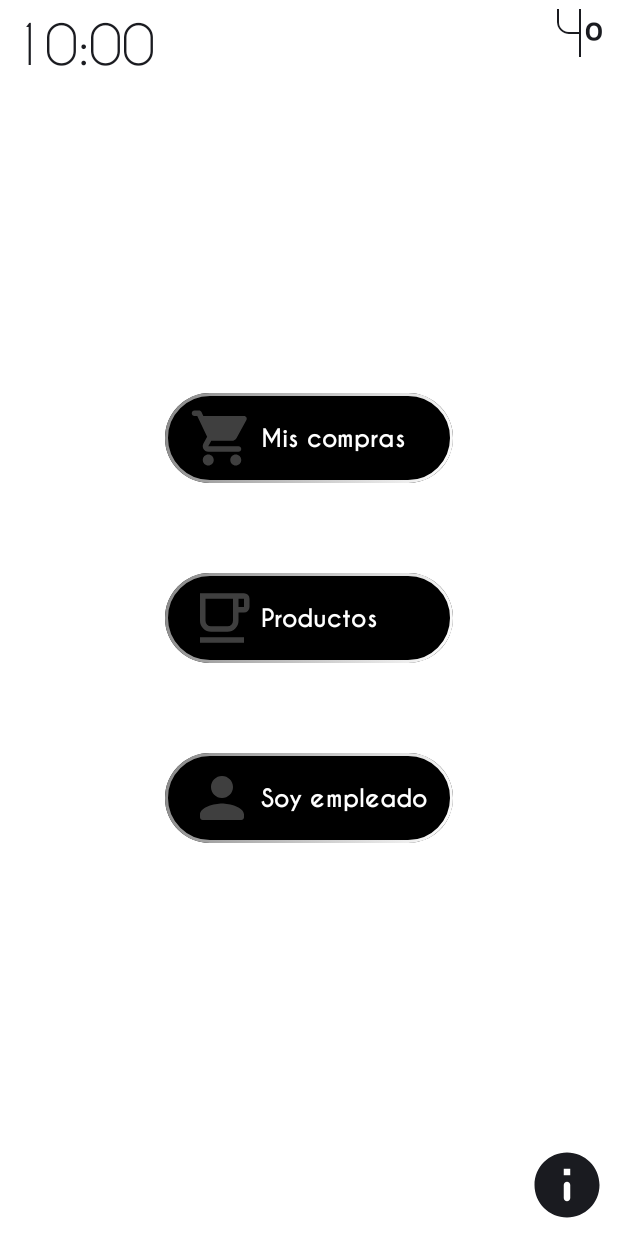
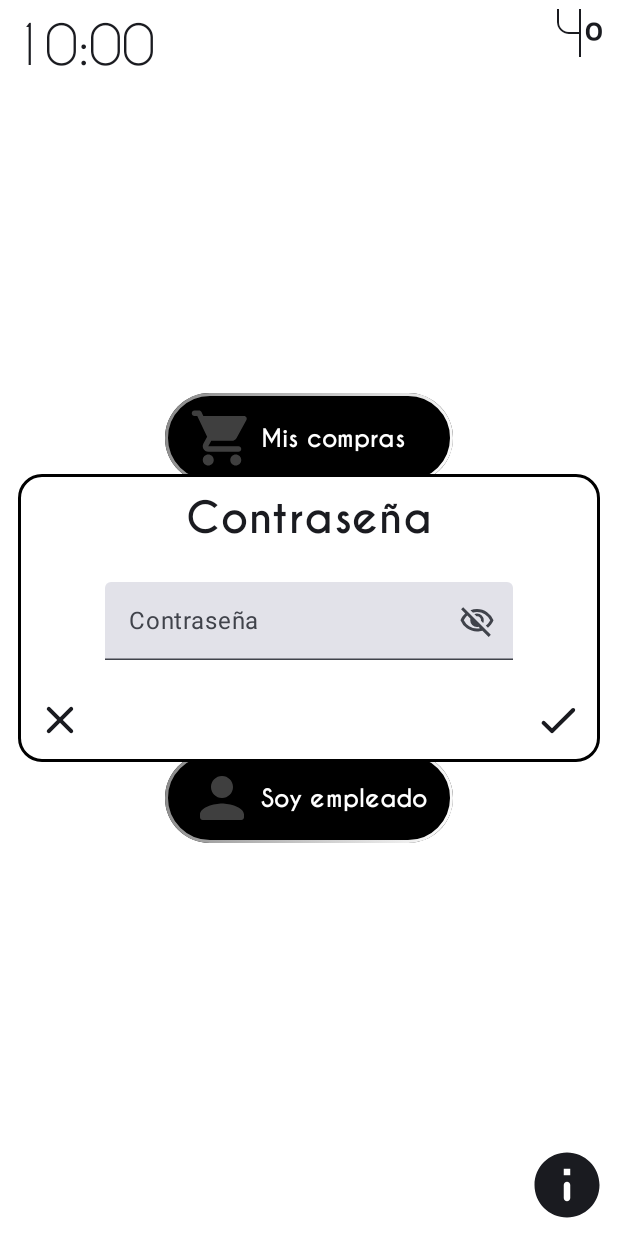
Before and after one commit to Roboto-Domoto/mBapp, an Android app built with Jetpack Compose: the composable HomeScreen shown on its own in the app's theme, after a tap on "Soy empleado", on a phone screen of 412 x 824 dp. Run offline under Robolectric (Android 15) with nearby library versions, the phone set to English and light mode, and no system bars; Roboto replaces fonts that are not available here.

Commit message:
Password window designed

```diff
--- a/mBapp/app/src/main/java/com/example/mbapp_androidapp/presentation/screens/HomeScreen.kt
+++ b/mBapp/app/src/main/java/com/example/mbapp_androidapp/presentation/screens/HomeScreen.kt
@@ -2,49 +2,70 @@ package com.example.mbapp_androidapp.presentation.screens
 
 import androidx.compose.foundation.BorderStroke
 import androidx.compose.foundation.background
+import androidx.compose.foundation.border
 import androidx.compose.foundation.layout.Arrangement
 import androidx.compose.foundation.layout.Box
 import androidx.compose.foundation.layout.Column
 import androidx.compose.foundation.layout.Row
 import androidx.compose.foundation.layout.Spacer
 import androidx.compose.foundation.layout.fillMaxSize
+import androidx.compose.foundation.layout.fillMaxWidth
 import androidx.compose.foundation.layout.height
 import androidx.compose.foundation.layout.padding
 import androidx.compose.foundation.layout.size
 import androidx.compose.foundation.layout.wrapContentSize
+import androidx.compose.foundation.shape.RoundedCornerShape
+import androidx.compose.foundation.text.KeyboardOptions
 import androidx.compose.material.icons.Icons
+import androidx.compose.material.icons.rounded.Check
+import androidx.compose.material.icons.rounded.Close
 import androidx.compose.material.icons.rounded.Info
 import androidx.compose.material.icons.rounded.Person
 import androidx.compose.material.icons.rounded.ShoppingCart
 import androidx.compose.material3.ButtonDefaults
+import androidx.compose.material3.ExperimentalMaterial3Api
 import androidx.compose.material3.Icon
+import androidx.compose.material3.IconButton
 import androidx.compose.material3.Text
 import androidx.compose.material3.TextButton
+import androidx.compose.material3.TextField
 import androidx.compose.runtime.Composable
+import androidx.compose.runtime.MutableState
+import androidx.compose.runtime.getValue
+import androidx.compose.runtime.mutableStateOf
+import androidx.compose.runtime.remember
+import androidx.compose.runtime.setValue
 import androidx.compose.ui.Alignment
 import androidx.compose.ui.Modifier
 import androidx.compose.ui.draw.alpha
 import androidx.compose.ui.graphics.Brush
 import androidx.compose.ui.graphics.Color
+import androidx.compose.ui.graphics.RectangleShape
 import androidx.compose.ui.graphics.vector.ImageVector
 import androidx.compose.ui.res.vectorResource
 import androidx.compose.ui.text.font.FontWeight
+import androidx.compose.ui.text.input.ImeAction
+import androidx.compose.ui.text.input.KeyboardType
+import androidx.compose.ui.text.input.PasswordVisualTransformation
+import androidx.compose.ui.text.input.VisualTransformation
 import androidx.compose.ui.tooling.preview.Preview
 import androidx.compose.ui.unit.dp
 import androidx.compose.ui.unit.sp
 import com.example.mbapp_androidapp.R
+import com.example.mbapp_androidapp.presentation.windows.PasswordWindow
 import com.example.mbapp_androidapp.ui.theme.amableFamily
 import com.example.mbapp_androidapp.ui.theme.caviarFamily
 
 @Composable
 fun HomeScreen() {
+    val showPassWindow = remember { mutableStateOf(false) }
     Box(
         modifier = Modifier
             .fillMaxSize()
             .background(Color.White)
     ) {
         TopElements() //Hora y temperatura superior
-        Buttons() //Los botones con las distintas opciones del menú
+        Buttons(showPassWindow) //Los botones con las distintas opciones del menú
         Icon(
             imageVector = Icons.Rounded.Info,
             contentDescription = "Info button",
@@ -53,6 +74,13 @@ fun HomeScreen() {
                 .padding(8.dp)
                 .size(52.dp)
         )
+        if (showPassWindow.value) {
+            PasswordWindow(
+                modifier = Modifier
+                    .align(Alignment.Center)
+                    .padding(12.dp)
+            )
+        }
     }
 }
 
@@ -80,7 +108,7 @@ private fun TopElements() {
 }
 
 @Composable
-private fun Buttons() {
+private fun Buttons(flag: MutableState<Boolean>) {
     Column(
         modifier = Modifier.fillMaxSize(),
         verticalArrangement = Arrangement.Center,
@@ -98,15 +126,16 @@ private fun Buttons() {
         Spacer(modifier = Modifier.height(60.dp))
         MenuButton(
             icon = Icons.Rounded.Person,
-            text = "Soy empleado"
+            text = "Soy empleado",
+            onClick = { flag.value = !flag.value }
         )
     }
 }
 
 @Composable
-private fun MenuButton (icon: ImageVector, text: String) {
+private fun MenuButton (icon: ImageVector, text: String, onClick: () -> Unit = {}) {
     TextButton(
-        onClick = { /*TODO*/ },
+        onClick = { onClick.invoke() },
         colors = ButtonDefaults.buttonColors(Color.Black, Color.White),
         border = BorderStroke(
             width = 2.dp,
--- /dev/null
+++ b/mBapp/app/src/main/java/com/example/mbapp_androidapp/presentation/windows/PasswordWindow.kt
@@ -0,0 +1,125 @@
+package com.example.mbapp_androidapp.presentation.windows
+
+import android.graphics.drawable.shapes.Shape
+import androidx.compose.foundation.background
+import androidx.compose.foundation.border
+import androidx.compose.foundation.layout.Arrangement
+import androidx.compose.foundation.layout.Column
+import androidx.compose.foundation.layout.Row
+import androidx.compose.foundation.layout.fillMaxWidth
+import androidx.compose.foundation.layout.padding
+import androidx.compose.foundation.layout.size
+import androidx.compose.foundation.layout.wrapContentSize
+import androidx.compose.foundation.shape.RoundedCornerShape
+import androidx.compose.foundation.text.KeyboardOptions
+import androidx.compose.material.icons.Icons
+import androidx.compose.material.icons.rounded.Check
+import androidx.compose.material.icons.rounded.Close
+import androidx.compose.material3.AlertDialog
+import androidx.compose.material3.ExperimentalMaterial3Api
+import androidx.compose.material3.Icon
+import androidx.compose.material3.IconButton
+import androidx.compose.material3.Text
+import androidx.compose.material3.TextField
+import androidx.compose.runtime.Composable
+import androidx.compose.runtime.getValue
+import androidx.compose.runtime.mutableStateOf
+import androidx.compose.runtime.remember
+import androidx.compose.runtime.setValue
+import androidx.compose.ui.Alignment
+import androidx.compose.ui.Modifier
+import androidx.compose.ui.graphics.Color
+import androidx.compose.ui.graphics.vector.ImageVector
+import androidx.compose.ui.res.vectorResource
+import androidx.compose.ui.text.font.FontWeight
+import androidx.compose.ui.text.input.ImeAction
+import androidx.compose.ui.text.input.KeyboardType
+import androidx.compose.ui.text.input.PasswordVisualTransformation
+import androidx.compose.ui.text.input.VisualTransformation
+import androidx.compose.ui.tooling.preview.Preview
+import androidx.compose.ui.unit.dp
+import androidx.compose.ui.unit.sp
+import androidx.compose.ui.window.Popup
+import androidx.compose.ui.window.PopupPositionProvider
+import com.example.mbapp_androidapp.R
+import com.example.mbapp_androidapp.ui.theme.caviarFamily
+
+@OptIn(ExperimentalMaterial3Api::class)
+@Composable
+fun PasswordWindow(modifier: Modifier = Modifier) {
+    var hidden by remember { mutableStateOf(true) }
+    var password by remember { mutableStateOf("") }
+
+    Column(
+        horizontalAlignment = Alignment.CenterHorizontally,
+        verticalArrangement = Arrangement.Center,
+        modifier = modifier
+            .border(2.dp, Color.Black, RoundedCornerShape(16.dp))
+            .wrapContentSize(Alignment.TopCenter)
+            .background(Color.White, shape = RoundedCornerShape(16.dp))
+    ) {
+        Text(
+            text = "Contraseña",
+            fontFamily = caviarFamily,
+            fontWeight = FontWeight.Bold,
+            fontSize = 28.sp,
+            modifier = Modifier.padding(12.dp)
+        )
+        TextField(
+            value = password,
+            onValueChange = { password = it },
+            label = {
+                Text(text = "Contraseña")
+            },
+            singleLine = true,
+            keyboardOptions = KeyboardOptions(
+                keyboardType = KeyboardType.Password,
+                imeAction = ImeAction.Done
+            ),
+            visualTransformation = if(hidden) PasswordVisualTransformation()
+            else VisualTransformation.None,
+            trailingIcon = {
+                IconButton(onClick = { hidden = !hidden }) {
+                    Icon(
+                        imageVector =
+                        if(hidden) ImageVector.vectorResource(R.drawable.visibility_off)
+                        else ImageVector.vectorResource(R.drawable.visibility_on),
+                        contentDescription = "Visibility"
+                    )
+                }
+            },
+            modifier = Modifier
+                .padding(12.dp)
+                .size(272.dp, 52.dp)
+        )
+        Buttons() //Botones de aceptar o cerrar
+    }
+}
+
+@Composable
+private fun Buttons() {
+    Row (
+        modifier = Modifier
+            .fillMaxWidth()
+            .padding(12.dp),
+        verticalAlignment = Alignment.Bottom,
+        horizontalArrangement = Arrangement.SpaceBetween
+    ){
+        Icon(
+            imageVector = Icons.Rounded.Close,
+            contentDescription = "Close Window",
+            modifier = Modifier.size(32.dp)
+        )
+        Icon(
+            imageVector = Icons.Rounded.Check,
+            contentDescription = "Validate password",
+            modifier = Modifier.size(32.dp)
+        )
+    }
+}
+
+@Preview(showBackground = true)
+@Composable
+fun Preview() {
+    PasswordWindow()
+}
--- /dev/null
+++ b/mBapp/app/src/main/res/drawable/visibility_off.xml
@@ -0,0 +1,9 @@
+<vector xmlns:android="http://schemas.android.com/apk/res/android"
+    android:width="24dp"
+    android:height="24dp"
+    android:viewportWidth="960"
+    android:viewportHeight="960">
+  <path
+      android:fillColor="#FF000000"
+      android:pathData="m644,532 l-58,-58q9,-47 -27,-88t-93,-32l-58,-58q17,-8 34.5,-12t37.5,-4q75,0 127.5,52.5T660,460q0,20 -4,37.5T644,532ZM772,658 L714,602q38,-29 67.5,-63.5T832,460q-50,-101 -143.5,-160.5T480,240q-29,0 -57,4t-55,12l-62,-62q41,-17 84,-25.5t90,-8.5q151,0 269,83.5T920,460q-23,59 -60.5,109.5T772,658ZM792,904L624,738q-35,11 -70.5,16.5T480,760q-151,0 -269,-83.5T40,460q21,-53 53,-98.5t73,-81.5L56,168l56,-56 736,736 -56,56ZM222,336q-29,26 -53,57t-41,67q50,101 143.5,160.5T480,680q20,0 39,-2.5t39,-5.5l-36,-38q-11,3 -21,4.5t-21,1.5q-75,0 -127.5,-52.5T300,460q0,-11 1.5,-21t4.5,-21l-84,-82ZM541,429ZM390,504Z"/>
+</vector>
--- /dev/null
+++ b/mBapp/app/src/main/res/drawable/visibility_on.xml
@@ -0,0 +1,9 @@
+<vector xmlns:android="http://schemas.android.com/apk/res/android"
+    android:width="24dp"
+    android:height="24dp"
+    android:viewportWidth="960"
+    android:viewportHeight="960">
+  <path
+      android:fillColor="#FF000000"
+      android:pathData="M480,640q75,0 127.5,-52.5T660,460q0,-75 -52.5,-127.5T480,280q-75,0 -127.5,52.5T300,460q0,75 52.5,127.5T480,640ZM480,568q-45,0 -76.5,-31.5T372,460q0,-45 31.5,-76.5T480,352q45,0 76.5,31.5T588,460q0,45 -31.5,76.5T480,568ZM480,760q-146,0 -266,-81.5T40,460q54,-137 174,-218.5T480,160q146,0 266,81.5T920,460q-54,137 -174,218.5T480,760ZM480,460ZM480,680q113,0 207.5,-59.5T832,460q-50,-101 -144.5,-160.5T480,240q-113,0 -207.5,59.5T128,460q50,101 144.5,160.5T480,680Z"/>
+</vector>
```
